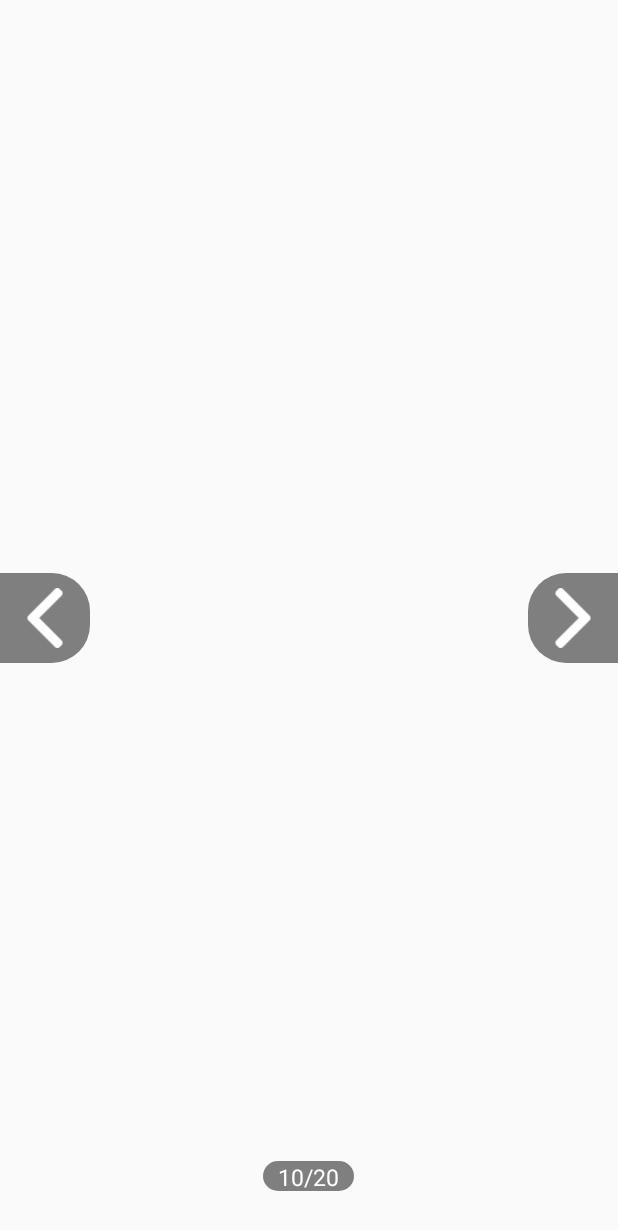
After one commit to kdquang123/AnimeApp, an Android app: the layout activity_read.xml on its own in the app's theme, with its tools: preview values and no code run, on a phone screen of 412 x 824 dp. The commit adds this screen. Shown: the top 1230 px of the screen. Run offline under Robolectric (Android 15) with nearby library versions, the phone set to English and light mode, and no system bars.

Commit message:
Listchap vs page
ko biết dùng github XD

```diff
--- a/app/build.gradle.kts
+++ b/app/build.gradle.kts
@@ -41,4 +41,6 @@ dependencies {
     testImplementation("junit:junit:4.13.2")
     androidTestImplementation("androidx.test.ext:junit:1.1.5")
     androidTestImplementation("androidx.test.espresso:espresso-core:3.5.1")
+    implementation ("com.github.bumptech.glide:glide:4.10.0")
+    implementation ("com.squareup.okhttp3:okhttp:4.2.0")
 }
--- a/app/src/main/AndroidManifest.xml
+++ b/app/src/main/AndroidManifest.xml
@@ -1,7 +1,7 @@
 <?xml version="1.0" encoding="utf-8"?>
 <manifest xmlns:android="http://schemas.android.com/apk/res/android"
     xmlns:tools="http://schemas.android.com/tools">
-
+    <uses-permission android:name="android.permission.INTERNET" />
     <application
         android:allowBackup="true"
         android:dataExtractionRules="@xml/data_extraction_rules"
--- /dev/null
+++ b/app/src/main/res/drawable/bg_left.xml
@@ -0,0 +1,6 @@
+<?xml version="1.0" encoding="utf-8"?>
+<shape xmlns:android="http://schemas.android.com/apk/res/android">
+<solid android:color="#7E000000" />
+    <corners android:bottomRightRadius="25dp"
+        android:topRightRadius="25dp" />
+</shape>
--- /dev/null
+++ b/app/src/main/res/drawable/bg_so_trang.xml
@@ -0,0 +1,5 @@
+<?xml version="1.0" encoding="utf-8"?>
+<shape xmlns:android="http://schemas.android.com/apk/res/android">
+    <solid android:color="#7E000000" />
+    <corners android:radius="10dp" />
+</shape>
--- /dev/null
+++ b/app/src/main/res/layout/activity_read.xml
@@ -0,0 +1,53 @@
+<?xml version="1.0" encoding="utf-8"?>
+<RelativeLayout xmlns:android="http://schemas.android.com/apk/res/android"
+    xmlns:app="http://schemas.android.com/apk/res-auto"
+    xmlns:tools="http://schemas.android.com/tools"
+    android:layout_width="match_parent"
+    android:layout_height="match_parent"
+    tools:context=".ReadActivity">
+
+    <ImageView
+        android:layout_width="match_parent"
+        android:layout_height="match_parent" />
+
+    <ImageView
+        android:id="@+id/imgPage"
+        android:onClick="left"
+        android:background="@drawable/bg_left"
+        android:layout_width="60dp"
+        android:layout_height="60dp"
+        android:padding="10dp"
+        android:tint="#fff"
+        android:layout_centerVertical="true"
+        android:src="@drawable/left"
+        tools:ignore="UseAppTint" />
+
+    <ImageView
+        android:onClick="right"
+        android:background="@drawable/bg_left"
+        android:layout_width="60dp"
+        android:layout_height="60dp"
+        android:padding="10dp"
+        android:tint="#fff"
+        android:rotation="180"
+        android:layout_centerVertical="true"
+        android:src="@drawable/left"
+        android:layout_alignParentRight="true"
+        tools:ignore="UseAppTint" />
+
+        <TextView
+            android:id="@+id/txtSoTrang"
+            android:layout_width="wrap_content"
+            android:layout_height="20dp"
+            android:paddingLeft="10dp"
+            android:paddingRight="10dp"
+            android:gravity="center"
+            android:textSize="15sp"
+            android:textColor="#fff"
+            android:text="10/20"
+            android:layout_alignParentBottom="true"
+            android:layout_centerHorizontal="true"
+            android:layout_marginBottom="30dp"
+            android:background="@drawable/bg_so_trang" />
+
+</RelativeLayout>
```
Also changed, not shown: app/src/main/java/com/example/animeapp/ChapActivity.java (added, +81 -0 lines), app/src/main/java/com/example/animeapp/MainActivity.java (+47 -7 lines), app/src/main/java/com/example/animeapp/ReadActivity.java (added, +65 -0 lines), app/src/main/java/com/example/animeapp/adapter/ChapterAdapter.java (added, +41 -0 lines), app/src/main/java/com/example/animeapp/adapter/PageAdapter.java (added, +40 -0 lines), app/src/main/java/com/example/animeapp/adapter/StoryAdapter.java (added, +45 -0 lines), app/src/main/res/layout/activity_chap.xml (added, +65 -0 lines), app/src/main/res/layout/activity_main.xml (+8 -1 lines), app/src/main/res/layout/item_chapter.xml (added, +27 -0 lines), app/src/main/res/layout/item_page.xml (added, +11 -0 lines), app/src/main/res/layout/item_truyen.xml (added, +36 -0 lines), app/src/main/res/drawable/a.jpg (added), app/src/main/res/drawable/left.png (added).
